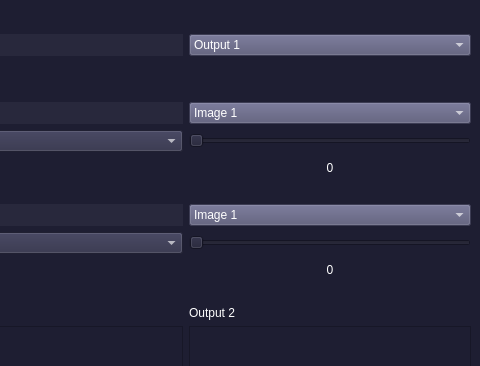
The window that FTMixer.ui (MostafaAbbas-git/DSP-Team17) describes before a commit, drawn with Qt 5; both pictures show x 704 to 1184 and y 0 to 366 of the 1184 by 708 pixel window.
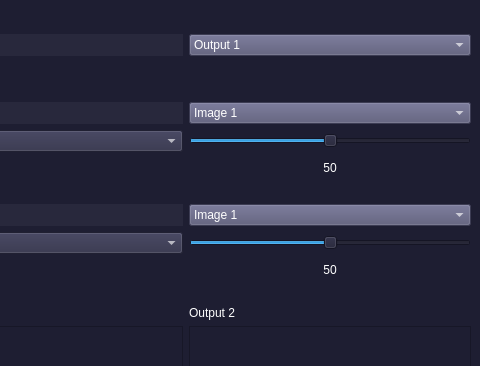
The same window after the commit. Custom widgets are drawn as their Qt base class.

Commit message: mixer panel

Patch:
```diff
--- a/FTMixer.ui
+++ b/FTMixer.ui
@@ -295,7 +295,7 @@
          <number>100</number>
         </property>
         <property name="value">
-         <number>0</number>
+         <number>50</number>
         </property>
         <property name="orientation">
          <enum>Qt::Horizontal</enum>
@@ -308,7 +308,7 @@
          <number>100</number>
         </property>
         <property name="value">
-         <number>0</number>
+         <number>50</number>
         </property>
         <property name="orientation">
          <enum>Qt::Horizontal</enum>
@@ -417,7 +417,7 @@
          <string notr="true">color: rgb(255, 255, 255);</string>
         </property>
         <property name="text">
-         <string>0</string>
+         <string>50</string>
         </property>
         <property name="alignment">
          <set>Qt::AlignCenter</set>
@@ -440,7 +440,7 @@
       <item row="20" column="1">
        <widget class="QLabel" name="label_2">
         <property name="text">
-         <string>0</string>
+         <string>50</string>
         </property>
         <property name="alignment">
          <set>Qt::AlignCenter</set>
```
The commit also changes 6 other files.
